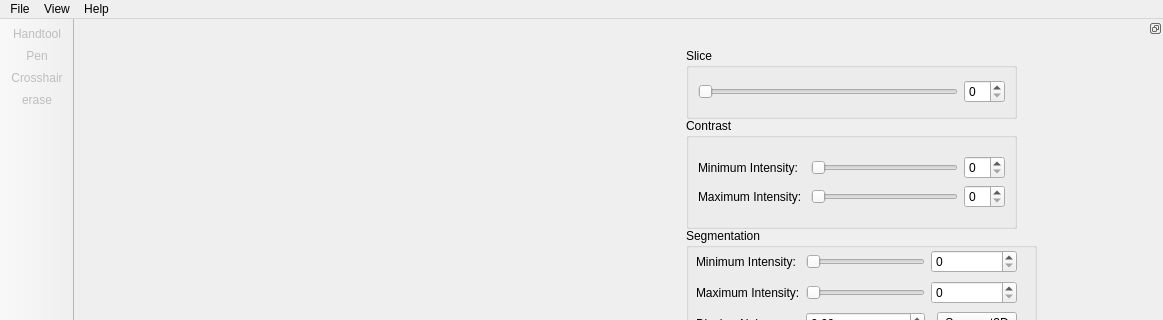
delcypher/simi-qt, file src/mainwindow.ui: the form before one commit; both pictures show x 0 to 1163 and y 0 to 320 of the 1163 by 845 pixel window.
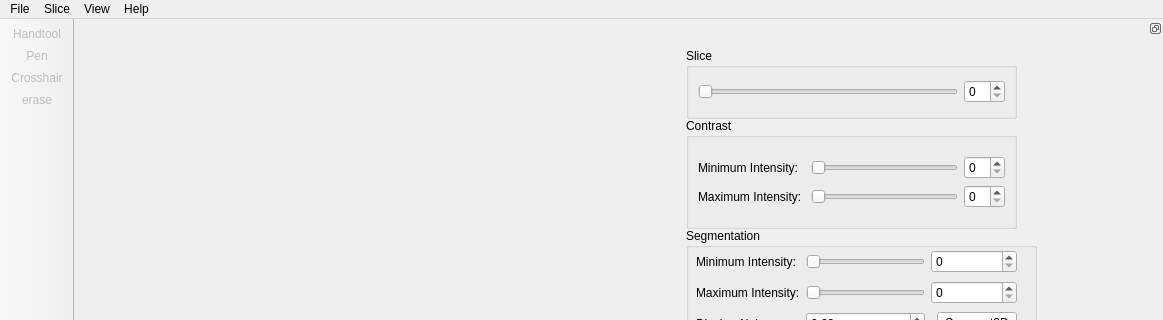
The form after the commit. Icons and pictures are not drawn. Custom widgets are drawn as their Qt base class.

Commit message: * Added slice menu.

```diff
--- a/src/mainwindow.ui
+++ b/src/mainwindow.ui
@@ -41,7 +41,7 @@
      <x>0</x>
      <y>0</y>
      <width>1163</width>
-     <height>19</height>
+     <height>20</height>
     </rect>
    </property>
    <widget class="QMenu" name="menuFile">
@@ -81,7 +81,15 @@
     <addaction name="actionDocumentation"/>
     <addaction name="actionDump_debug"/>
    </widget>
+   <widget class="QMenu" name="menuSlice">
+    <property name="title">
+     <string>Slice</string>
+    </property>
+    <addaction name="actionClear_Drawing"/>
+    <addaction name="actionClear_Segmentation"/>
+   </widget>
    <addaction name="menuFile"/>
+   <addaction name="menuSlice"/>
    <addaction name="menuImage"/>
    <addaction name="menuHelp"/>
   </widget>
```
Left out of the diff: 14 changed lines with no effect on the pictures.
